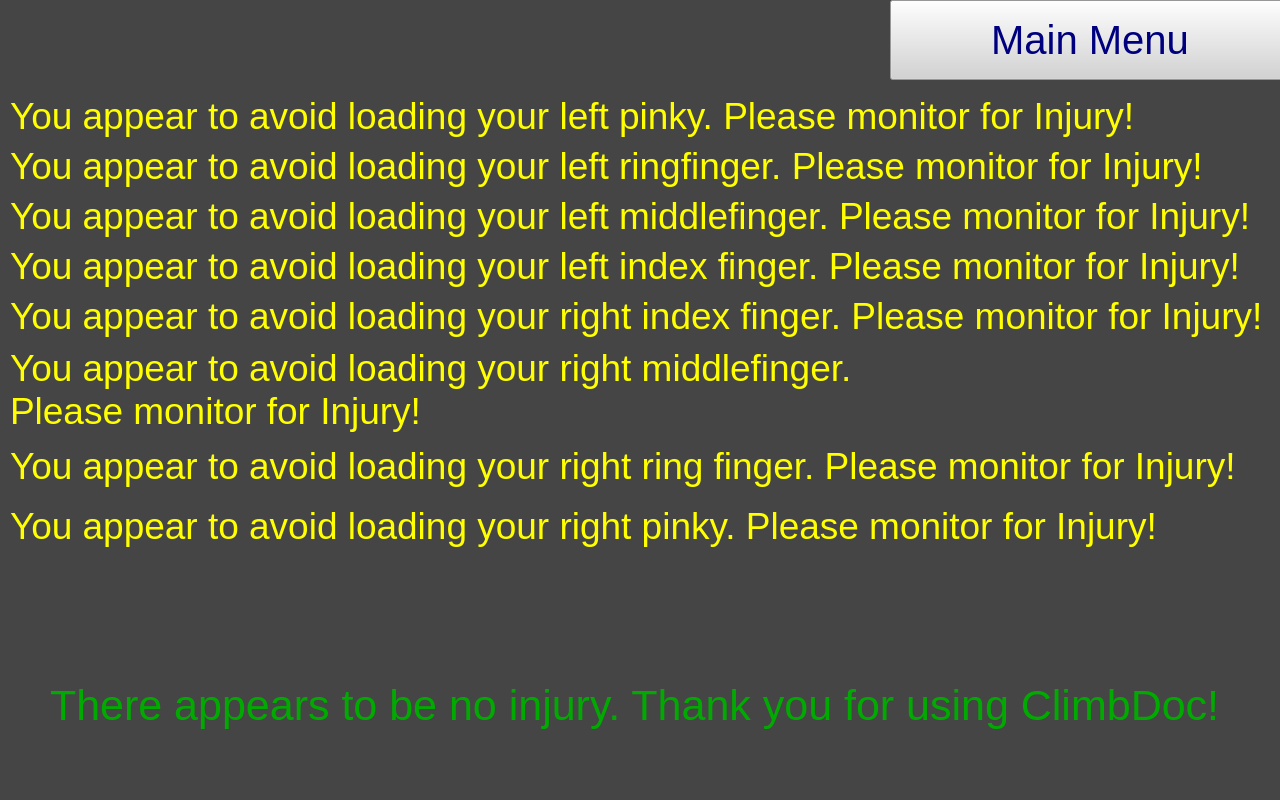
First picture: the form in climbdoc/results.ui, repository Jonasstre/Climbdoc, before the edit.
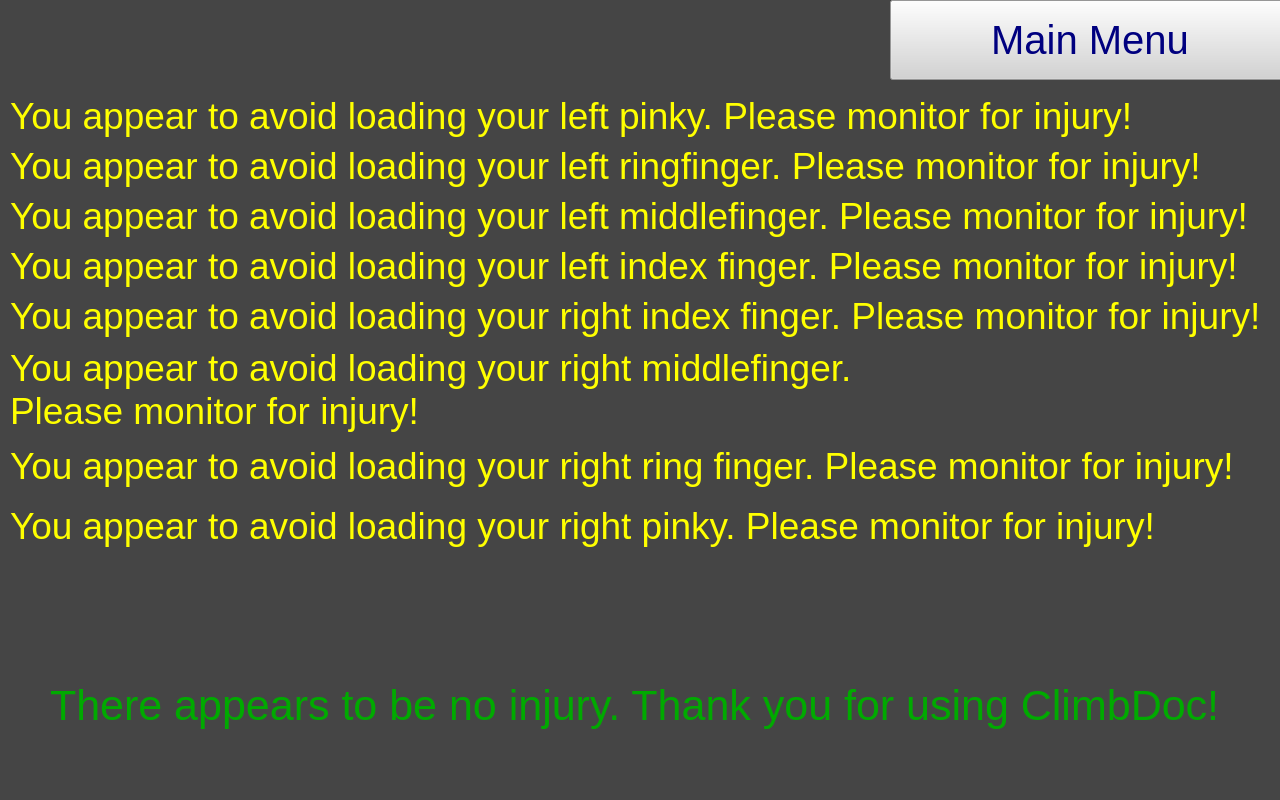
Second picture: the form after the edit.

The edit to the form file:
```diff
--- a/climbdoc/results.ui
+++ b/climbdoc/results.ui
@@ -55,7 +55,7 @@
     <string notr="true">color: rgb(255, 255, 0);</string>
    </property>
    <property name="text">
-    <string>You appear to avoid loading your left pinky. Please monitor for Injury!</string>
+    <string>You appear to avoid loading your left pinky. Please monitor for injury!</string>
    </property>
   </widget>
   <widget class="QLabel" name="label_lr">
@@ -76,7 +76,7 @@
     <string notr="true">color: rgb(255, 255, 0);</string>
    </property>
    <property name="text">
-    <string>You appear to avoid loading your left ringfinger. Please monitor for Injury!</string>
+    <string>You appear to avoid loading your left ringfinger. Please monitor for injury!</string>
    </property>
   </widget>
   <widget class="QLabel" name="label_lm">
@@ -97,7 +97,7 @@
     <string notr="true">color: rgb(255, 255, 0);</string>
    </property>
    <property name="text">
-    <string>You appear to avoid loading your left middlefinger. Please monitor for Injury!</string>
+    <string>You appear to avoid loading your left middlefinger. Please monitor for injury!</string>
    </property>
   </widget>
   <widget class="QLabel" name="label_lz">
@@ -118,7 +118,7 @@
     <string notr="true">color: rgb(255, 255, 0);</string>
    </property>
    <property name="text">
-    <string>You appear to avoid loading your left index finger. Please monitor for Injury!</string>
+    <string>You appear to avoid loading your left index finger. Please monitor for injury!</string>
    </property>
   </widget>
   <widget class="QLabel" name="label_rz">
@@ -139,7 +139,7 @@
     <string notr="true">color: rgb(255, 255, 0);</string>
    </property>
    <property name="text">
-    <string>You appear to avoid loading your right index finger. Please monitor for Injury!</string>
+    <string>You appear to avoid loading your right index finger. Please monitor for injury!</string>
    </property>
   </widget>
   <widget class="QLabel" name="label_rm">
@@ -160,7 +160,7 @@
     <string notr="true">color: rgb(255, 255, 0);</string>
    </property>
    <property name="text">
-    <string>&lt;html&gt;&lt;head/&gt;&lt;body&gt;&lt;p&gt;You appear to avoid loading your right middlefinger.&lt;br/&gt;Please monitor for Injury!&lt;/p&gt;&lt;/body&gt;&lt;/html&gt;</string>
+    <string>&lt;html&gt;&lt;head/&gt;&lt;body&gt;&lt;p&gt;You appear to avoid loading your right middlefinger.&lt;br/&gt;Please monitor for injury!&lt;/p&gt;&lt;/body&gt;&lt;/html&gt;</string>
    </property>
   </widget>
   <widget class="QLabel" name="label_rr">
@@ -181,7 +181,7 @@
     <string notr="true">color: rgb(255, 255, 0);</string>
    </property>
    <property name="text">
-    <string>You appear to avoid loading your right ring finger. Please monitor for Injury!</string>
+    <string>You appear to avoid loading your right ring finger. Please monitor for injury!</string>
    </property>
   </widget>
   <widget class="QLabel" name="label_rk">
@@ -202,7 +202,7 @@
     <string notr="true">color: rgb(255, 255, 0);</string>
    </property>
    <property name="text">
-    <string>You appear to avoid loading your right pinky. Please monitor for Injury!</string>
+    <string>You appear to avoid loading your right pinky. Please monitor for injury!</string>
    </property>
   </widget>
   <widget class="QPushButton" name="pushButton">
```
